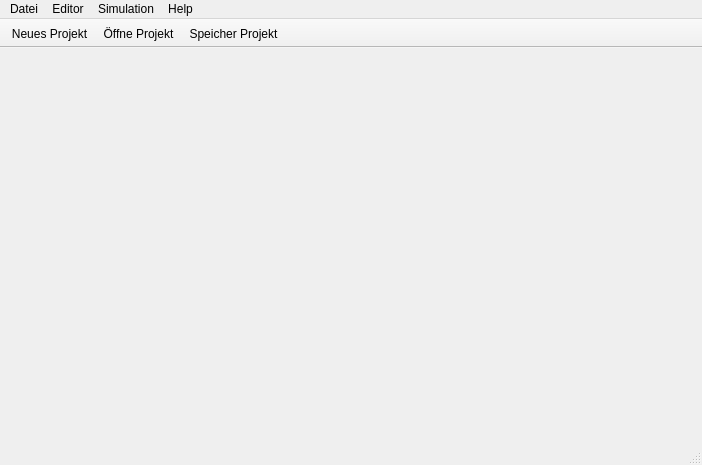
sudo-gedit/2D_Game_Creator, file 2D-Game-Creator/main/mainwindow.ui: the form before one commit.
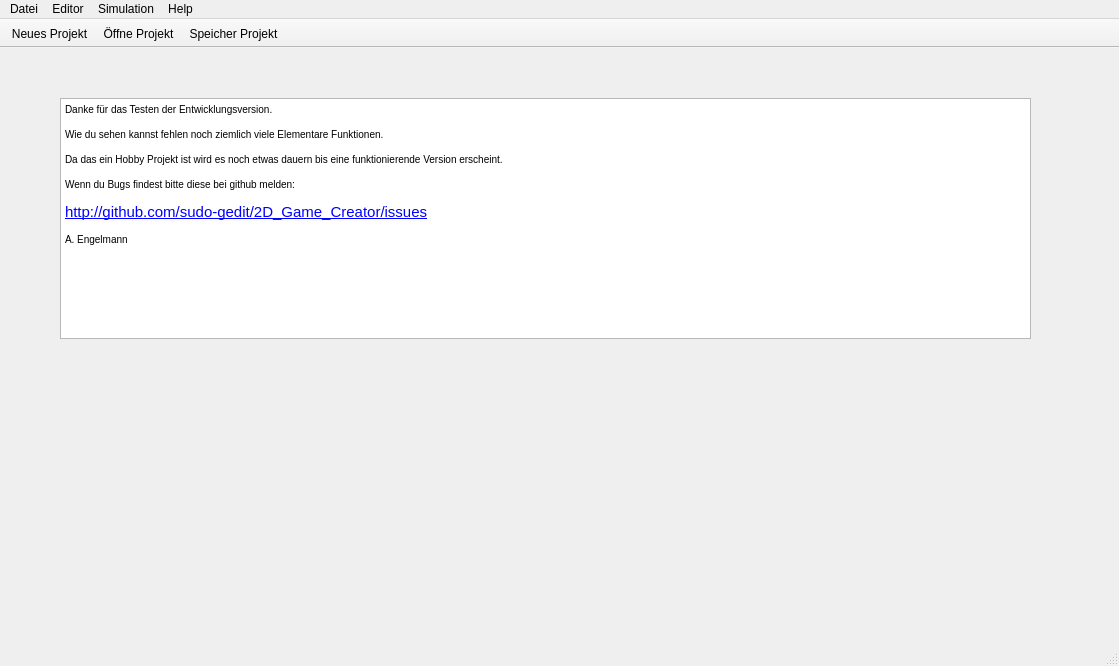
The form after the commit. Icons and pictures are not drawn.

```diff
--- a/2D-Game-Creator/main/mainwindow.ui
+++ b/2D-Game-Creator/main/mainwindow.ui
@@ -6,20 +6,44 @@
    <rect>
     <x>0</x>
     <y>0</y>
-    <width>702</width>
-    <height>465</height>
+    <width>1119</width>
+    <height>666</height>
    </rect>
   </property>
   <property name="windowTitle">
    <string>MainWindow</string>
   </property>
-  <widget class="QWidget" name="centralWidget"/>
+  <widget class="QWidget" name="centralWidget">
+   <widget class="QTextBrowser" name="textBrowser">
+    <property name="geometry">
+     <rect>
+      <x>60</x>
+      <y>50</y>
+      <width>971</width>
+      <height>241</height>
+     </rect>
+    </property>
+    <property name="html">
+     <string>&lt;!DOCTYPE HTML PUBLIC &quot;-//W3C//DTD HTML 4.0//EN&quot; &quot;http://www.w3.org/TR/REC-html40/strict.dtd&quot;&gt;
+&lt;html&gt;&lt;head&gt;&lt;meta name=&quot;qrichtext&quot; content=&quot;1&quot; /&gt;&lt;style type=&quot;text/css&quot;&gt;
+p, li { white-space: pre-wrap; }
+&lt;/style&gt;&lt;/head&gt;&lt;body style=&quot; font-family:'Cantarell'; font-size:11pt; font-weight:400; font-style:normal;&quot;&gt;
+&lt;p style=&quot; margin-top:12px; margin-bottom:12px; margin-left:0px; margin-right:0px; -qt-block-indent:0; text-indent:0px;&quot;&gt;&lt;span style=&quot; font-size:small;&quot;&gt;Danke für das Testen der Entwicklungsversion.&lt;/span&gt;&lt;/p&gt;
+&lt;p style=&quot; margin-top:12px; margin-bottom:12px; margin-left:0px; margin-right:0px; -qt-block-indent:0; text-indent:0px;&quot;&gt;&lt;span style=&quot; font-size:small;&quot;&gt;Wie du sehen kannst fehlen noch ziemlich viele Elementare Funktionen.&lt;/span&gt;&lt;/p&gt;
+&lt;p style=&quot; margin-top:12px; margin-bottom:12px; margin-left:0px; margin-right:0px; -qt-block-indent:0; text-indent:0px;&quot;&gt;&lt;span style=&quot; font-size:small;&quot;&gt;Da das ein Hobby Projekt ist wird es noch etwas dauern bis eine funktionierende Version erscheint.&lt;/span&gt;&lt;/p&gt;
+&lt;p style=&quot; margin-top:12px; margin-bottom:12px; margin-left:0px; margin-right:0px; -qt-block-indent:0; text-indent:0px;&quot;&gt;&lt;span style=&quot; font-size:small;&quot;&gt;Wenn du Bugs findest bitte diese bei github melden:&lt;/span&gt;&lt;/p&gt;
+&lt;p style=&quot; margin-top:12px; margin-bottom:12px; margin-left:0px; margin-right:0px; -qt-block-indent:0; text-indent:0px;&quot;&gt;&lt;a href=&quot;http://github.com/sudo-gedit/2D_Game_Creator/issues&quot;&gt;&lt;span style=&quot; text-decoration: underline; color:#0000ff;&quot;&gt;http://github.com/sudo-gedit/2D_Game_Creator/issues&lt;/span&gt;&lt;/a&gt;&lt;/p&gt;
+&lt;p style=&quot; margin-top:12px; margin-bottom:12px; margin-left:0px; margin-right:0px; -qt-block-indent:0; text-indent:0px;&quot;&gt;&lt;span style=&quot; font-size:small;&quot;&gt;A. Engelmann&lt;/span&gt;&lt;/p&gt;
+&lt;p style=&quot; margin-top:12px; margin-bottom:12px; margin-left:0px; margin-right:0px; -qt-block-indent:0; text-indent:0px;&quot;&gt;&lt;br /&gt;&lt;/p&gt;&lt;/body&gt;&lt;/html&gt;</string>
+    </property>
+   </widget>
+  </widget>
   <widget class="QMenuBar" name="menuBar">
    <property name="geometry">
     <rect>
      <x>0</x>
      <y>0</y>
-     <width>702</width>
+     <width>1119</width>
      <height>27</height>
     </rect>
    </property>
```
Left out of the diff: 2 changed lines with no effect on the pictures.
